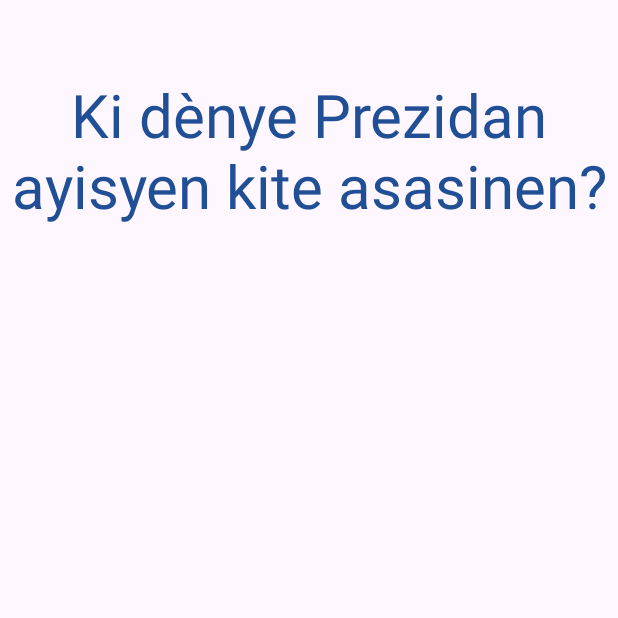
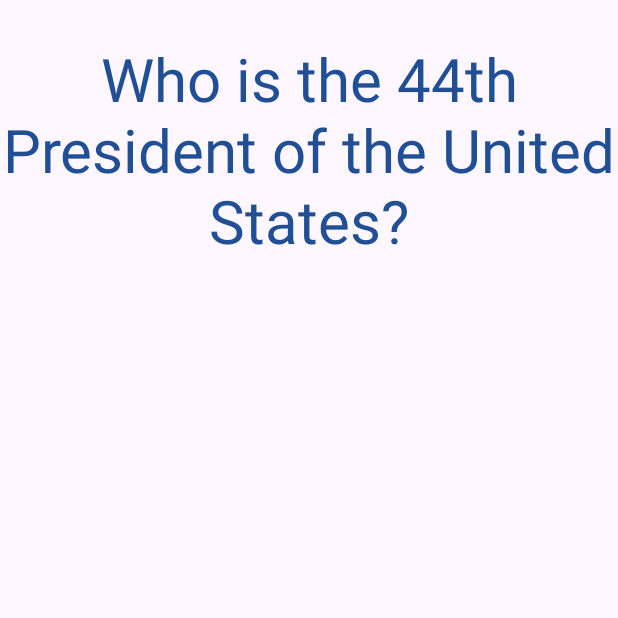
Before and after one commit to Vikings509/FlashCard, an Android app: the MainActivity screen opened directly, with no data from a screen before it, on a phone screen of 412 x 824 dp, the top half of it. Run offline under Robolectric (Android 15) with nearby library versions, the phone set to English and light mode, and no system bars.

Commit message:
Second commit for my FlashCard

```diff
--- a/app/src/main/res/layout/activity_main.xml
+++ b/app/src/main/res/layout/activity_main.xml
@@ -7,20 +7,23 @@
     android:layout_height="match_parent"
     tools:context=".MainActivity">
 
+<!---This part of code is for the question. -->
     <TextView
         android:id="@+id/flashcard_question"
         android:layout_width="match_parent"
         android:layout_height="200dp"
         android:gravity="center"
-        android:text="Ki dènye Prezidan ayisyen kite asasinen?"
+        android:text="Who is the 44th President of the United States?"
         android:textSize="40sp"
         android:textColor="#214f96"/>
+
+    <!--- This part of code is for the answer. -->
     <TextView
         android:id="@+id/flashcard_answer"
         android:layout_width="match_parent"
         android:layout_height="200dp"
         android:gravity="center"
-        android:text="Jovenel MOISE"
+        android:text="Barack Obama"
         android:textSize="40sp"
         android:textColor="#6baf26"
         android:visibility="invisible"/>
```
